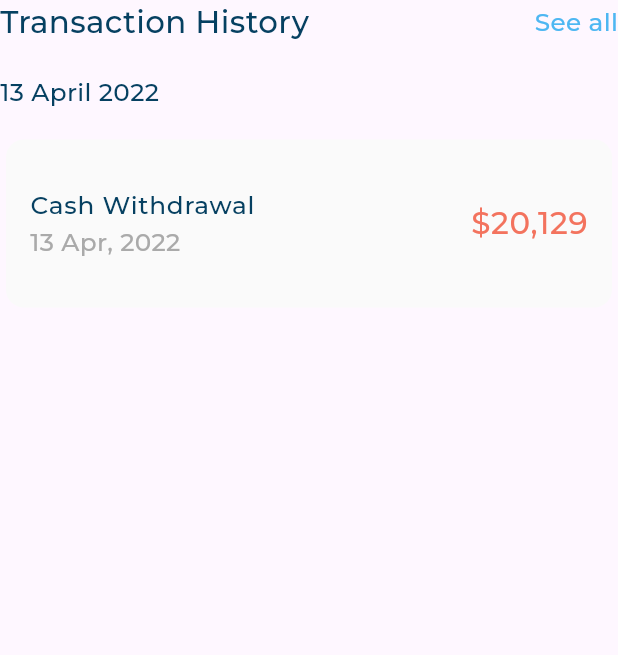
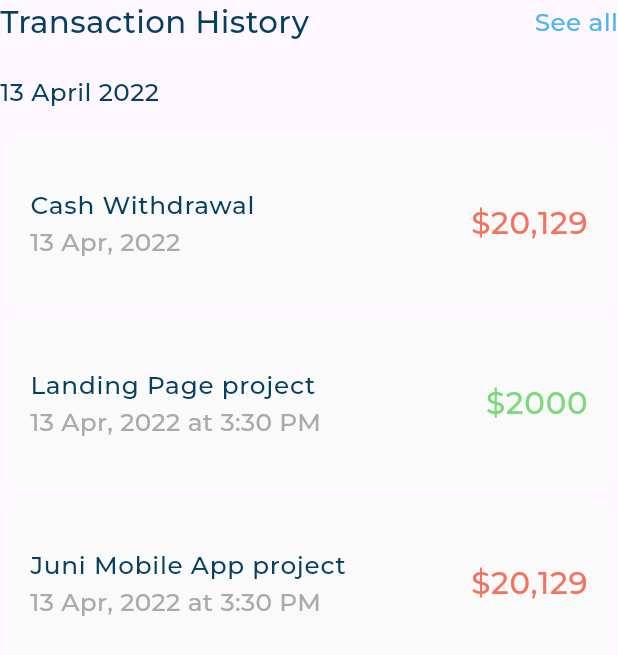
Before and after one commit to samir-227/adaptive_admin_dashboard, a Flutter app: the TransactionHistorySection widget shown alone on an empty page, opened directly, on a phone screen of 412 x 824 dp. Shown: the top 655 px of the screen. Run offline on Flutter 3.47's test engine with Material 3 defaults, Android fonts, the phone set to English and light mode, and no system bars; our stand-ins replace device_preview, expandable_page_view, flutter_svg; project files that could hold a hidden picture were left out.

Commit message:
My Card And Transaction History Section done

```diff
--- a/lib/views/widgets/desktop_layout.dart
+++ b/lib/views/widgets/desktop_layout.dart
@@ -1,5 +1,6 @@
 import 'package:adaptive_admin_dashboard/views/widgets/all_expenses_and_quick_invoice.dart';
 import 'package:adaptive_admin_dashboard/views/widgets/custom_drawer.dart';
+import 'package:adaptive_admin_dashboard/views/widgets/my_card_and_transaction_history_section.dart';
 import 'package:adaptive_admin_dashboard/views/widgets/my_card_section.dart';
 import 'package:adaptive_admin_dashboard/views/widgets/transaction_history_item_list_view.dart';
 import 'package:adaptive_admin_dashboard/views/widgets/transaction_history_section.dart';
@@ -27,7 +28,10 @@ class DashBoardDesktopLayout extends StatelessWidget {
           flex: 3,
           child: AllExpensesAndQuickInvoiceSection(),
         ),
-        Expanded(flex: 1, child: TransactionItemListView())
+        SizedBox(
+          width: 32,
+        ),
+        Expanded(flex: 1, child: MyCardAndTransactionHistorySection())
       ],
     );
   }
--- a/lib/views/widgets/transaction_history_section.dart
+++ b/lib/views/widgets/transaction_history_section.dart
@@ -1,7 +1,6 @@
-import 'package:adaptive_admin_dashboard/core/models/transaction_model.dart';
 import 'package:adaptive_admin_dashboard/core/utls/app_styles.dart';
 import 'package:adaptive_admin_dashboard/views/widgets/transaction_history_header.dart';
-import 'package:adaptive_admin_dashboard/views/widgets/transaction_history_item.dart';
+import 'package:adaptive_admin_dashboard/views/widgets/transaction_history_item_list_view.dart';
 import 'package:flutter/material.dart';
 
 class TransactionHistorySection extends StatelessWidget {
@@ -23,13 +22,7 @@ class TransactionHistorySection extends StatelessWidget {
         const SizedBox(
           height: 16,
         ),
-        TransactionHistoryItem(
-          transactionItemModel: TransactionItemModel(
-              title: 'Cash Withdrawal',
-              date: '13 Apr, 2022 ',
-              amount: r'$20,129',
-              isWithdrawal: true),
-        ),
+        const TransactionItemListView()
       ],
     );
   }
```
Also changed, not shown: lib/views/widgets/my_card_and_transaction_history_section.dart (added, +24 -0 lines).
